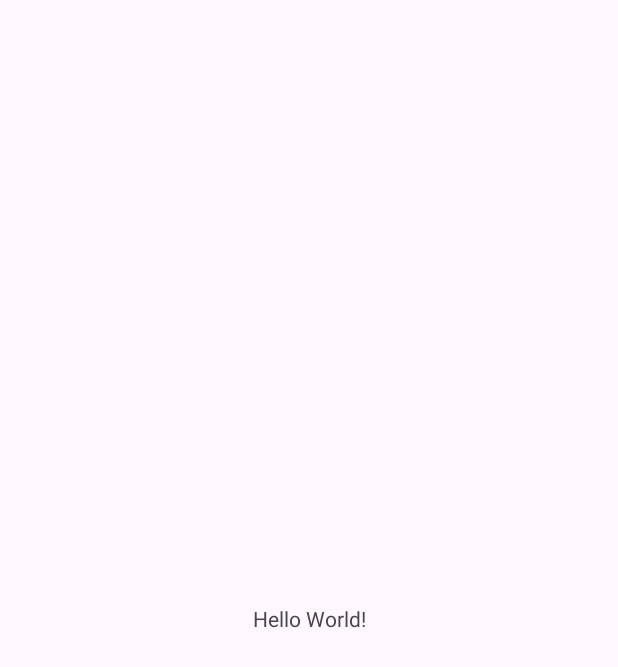
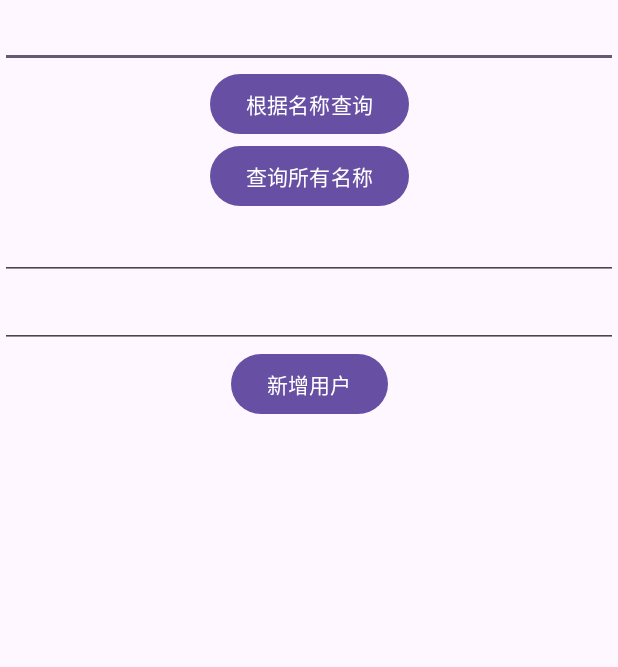
Before and after one commit to xiayiye5/CalculatorCompose, an Android app: the screen it shows after launch (MainActivity), on a phone screen of 412 x 824 dp. Before the commit the part shown is almost empty. Shown: the top 667 px of the screen. Run offline under Robolectric (Android 15) with nearby library versions, the phone set to English and light mode, and no system bars.

Commit message:
add:添加数据库案例

```diff
--- a/FlowStudy/src/main/java/com/yhsh/flowstudy/MainActivity.kt
+++ b/FlowStudy/src/main/java/com/yhsh/flowstudy/MainActivity.kt
@@ -2,18 +2,21 @@ package com.yhsh.flowstudy
 
 import android.os.Bundle
 import android.util.Log
+import android.view.View
+import android.widget.EditText
 import androidx.appcompat.app.AppCompatActivity
+import com.yhsh.flowstudy.bean.PersonRoom
 import com.yhsh.flowstudy.viewmodel.HomeModel
 import kotlinx.coroutines.CoroutineScope
 import kotlinx.coroutines.DelicateCoroutinesApi
 import kotlinx.coroutines.Dispatchers
 import kotlinx.coroutines.GlobalScope
+import kotlinx.coroutines.MainScope
 import kotlinx.coroutines.asCoroutineDispatcher
 import kotlinx.coroutines.channels.awaitClose
 import kotlinx.coroutines.channels.onFailure
 import kotlinx.coroutines.flow.asFlow
 import kotlinx.coroutines.flow.callbackFlow
-import kotlinx.coroutines.flow.collect
 import kotlinx.coroutines.flow.combine
 import kotlinx.coroutines.flow.flow
 import kotlinx.coroutines.flow.zip
@@ -32,11 +35,17 @@ import java.util.concurrent.TimeUnit
 class MainActivity : AppCompatActivity() {
     private val TAG = this::class.java.simpleName
     private val viewModel: HomeModel by lazy { HomeModel() }
+    lateinit var etByName: EditText
+    lateinit var etInsertName: EditText
+    lateinit var etInsertAge: EditText
 
     @OptIn(DelicateCoroutinesApi::class)
     override fun onCreate(savedInstanceState: Bundle?) {
         super.onCreate(savedInstanceState)
         setContentView(R.layout.activity_main)
+        etByName = findViewById(R.id.et_by_name)
+        etInsertName = findViewById(R.id.et_insert_name)
+        etInsertAge = findViewById(R.id.et_insert_age)
         GlobalScope.launch(Dispatchers.Main) {
             val a = flow<Int> {
                 for (i in 0..10) {
@@ -64,19 +73,19 @@ class MainActivity : AppCompatActivity() {
             viewModel.test()
         }
         //自定义线程池方式设置协程调度器
-        val threads = ThreadPoolExecutor(
-            Runtime.getRuntime().availableProcessors(),
-            6,
-            10,
-            TimeUnit.SECONDS,
-            LinkedBlockingDeque(10)
-        ).asCoroutineDispatcher()
-        CoroutineScope(threads).launch {
-            Log.d(TAG, "${Thread.currentThread().name}:自定义线程池的协程线程")
-            callBack()
-            zip()
-            combine()
-        }
+//        val threads = ThreadPoolExecutor(
+//            Runtime.getRuntime().availableProcessors(),
+//            6,
+//            10,
+//            TimeUnit.SECONDS,
+//            LinkedBlockingDeque(10)
+//        ).asCoroutineDispatcher()
+//        CoroutineScope(threads).launch {
+//            Log.d(TAG, "${Thread.currentThread().name}:自定义线程池的协程线程")
+//            callBack()
+//            zip()
+//            combine()
+//        }
     }
 
     private suspend fun callBack() {
@@ -113,4 +122,32 @@ class MainActivity : AppCompatActivity() {
             Log.d(TAG, "${Thread.currentThread().name}:打印组合后的数据：$it")
         }
     }
+
+    fun byName(view: View) {
+        MainScope().launch(Dispatchers.IO) {
+            val queryName = MyDataBase.getDb(applicationContext)?.getPersonRoomDao()
+                ?.getPersonByName(etByName.text.toString().trim())
+            queryName?.forEach {
+                Log.d("MainActivity", "name:${it.name},age:${it.age}")
+            }
+        }
+    }
+
+    fun byAll(view: View) {
+        MainScope().launch(Dispatchers.IO) {
+            val allName = MyDataBase.getDb(applicationContext)?.getPersonRoomDao()?.getAll()
+            allName?.forEach {
+                Log.d("MainActivity", "name:${it.name},age:${it.age}")
+            }
+        }
+    }
+
+    fun insert(view: View) {
+        val name = etInsertName.text.toString().trim()
+        val age = etInsertAge.text.toString().trim()
+        val p = PersonRoom(name, null, age.toInt())
+        MainScope().launch(Dispatchers.IO) {
+            MyDataBase.getDb(applicationContext)?.getPersonRoomDao()?.insertAccount(p)
+        }
+    }
 }
--- a/FlowStudy/src/main/res/layout/activity_main.xml
+++ b/FlowStudy/src/main/res/layout/activity_main.xml
@@ -6,13 +6,53 @@
     android:layout_height="match_parent"
     tools:context=".MainActivity">
 
-    <TextView
-        android:layout_width="wrap_content"
+    <EditText
+        android:id="@+id/et_by_name"
+        android:layout_width="match_parent"
         android:layout_height="wrap_content"
-        android:text="Hello World!"
-        app:layout_constraintBottom_toBottomOf="parent"
         app:layout_constraintEnd_toEndOf="parent"
         app:layout_constraintStart_toStartOf="parent"
         app:layout_constraintTop_toTopOf="parent" />
 
+    <Button
+        android:id="@+id/btByName"
+        android:layout_width="wrap_content"
+        android:layout_height="wrap_content"
+        android:onClick="byName"
+        android:text="根据名称查询"
+        app:layout_constraintEnd_toEndOf="parent"
+        app:layout_constraintStart_toStartOf="parent"
+        app:layout_constraintTop_toBottomOf="@+id/et_by_name" />
+
+    <Button
+        android:id="@+id/btAll"
+        android:layout_width="wrap_content"
+        android:layout_height="wrap_content"
+        android:onClick="byAll"
+        android:text="查询所有名称"
+        app:layout_constraintEnd_toEndOf="parent"
+        app:layout_constraintStart_toStartOf="parent"
+        app:layout_constraintTop_toBottomOf="@+id/btByName" />
+
+    <EditText
+        android:id="@+id/et_insert_name"
+        android:layout_width="match_parent"
+        android:layout_height="wrap_content"
+        app:layout_constraintTop_toBottomOf="@+id/btAll" />
+
+    <EditText
+        android:id="@+id/et_insert_age"
+        android:layout_width="match_parent"
+        android:layout_height="wrap_content"
+        app:layout_constraintTop_toBottomOf="@+id/et_insert_name" />
+
+    <Button
+        android:id="@+id/btInsert"
+        android:layout_width="wrap_content"
+        android:layout_height="wrap_content"
+        android:onClick="insert"
+        android:text="新增用户"
+        app:layout_constraintEnd_toEndOf="parent"
+        app:layout_constraintStart_toStartOf="parent"
+        app:layout_constraintTop_toBottomOf="@+id/et_insert_age" />
 </androidx.constraintlayout.widget.ConstraintLayout>
```
Also changed, not shown: FlowStudy/src/main/java/com/yhsh/flowstudy/MyDataBase.kt (added, +25 -0 lines), FlowStudy/src/main/java/com/yhsh/flowstudy/bean/PersonRoom.kt (added, +13 -0 lines), FlowStudy/src/main/java/com/yhsh/flowstudy/dao/PersonRoomDao.kt (added, +21 -0 lines).
